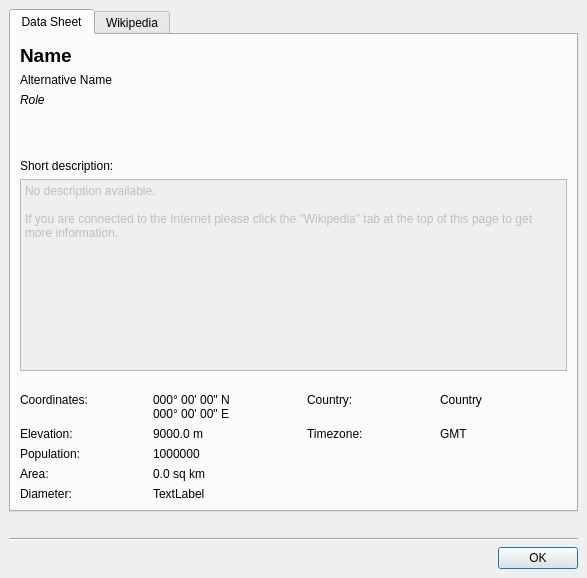
Old version of the form src/lib/PlacemarkInfoDialog.ui in the repository KDE/marble.
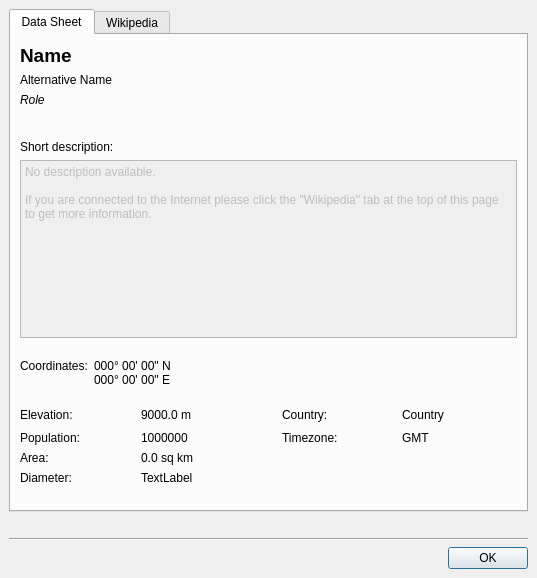
New version of the form. Icons and pictures are not drawn. Custom widgets are drawn as their Qt base class.

Commit message: - Adding the missing Observatory icon - Reducing the marble-data rpm/deb file size by shipping a smaller Atlas map - Hiding the Timezone label which doesn't get used - small cosmetic fixes.

The edit to the form file:
```diff
--- a/src/lib/PlacemarkInfoDialog.ui
+++ b/src/lib/PlacemarkInfoDialog.ui
@@ -6,7 +6,7 @@
    <rect>
     <x>0</x>
     <y>0</y>
-    <width>587</width>
+    <width>537</width>
     <height>578</height>
    </rect>
   </property>
@@ -151,15 +151,15 @@
           <string>&lt;!DOCTYPE HTML PUBLIC &quot;-//W3C//DTD HTML 4.0//EN&quot; &quot;http://www.w3.org/TR/REC-html40/strict.dtd&quot;&gt;
 &lt;html&gt;&lt;head&gt;&lt;meta name=&quot;qrichtext&quot; content=&quot;1&quot; /&gt;&lt;style type=&quot;text/css&quot;&gt;
 p, li { white-space: pre-wrap; }
-&lt;/style&gt;&lt;/head&gt;&lt;body style=&quot; font-family:'DejaVu Sans'; font-size:10pt; font-weight:400; font-style:normal;&quot;&gt;
-&lt;p style=&quot; margin-top:0px; margin-bottom:0px; margin-left:0px; margin-right:0px; -qt-block-indent:0; text-indent:0px;&quot;&gt;&lt;span style=&quot; font-family:'Sans Serif'; font-size:9pt;&quot;&gt;No description available.&lt;/span&gt;&lt;/p&gt;
-&lt;p style=&quot;-qt-paragraph-type:empty; margin-top:0px; margin-bottom:0px; margin-left:0px; margin-right:0px; -qt-block-indent:0; text-indent:0px; font-family:'Sans Serif'; font-size:9pt;&quot;&gt;&lt;/p&gt;
-&lt;p style=&quot; margin-top:0px; margin-bottom:0px; margin-left:0px; margin-right:0px; -qt-block-indent:0; text-indent:0px;&quot;&gt;&lt;span style=&quot; font-family:'Sans Serif'; font-size:9pt;&quot;&gt;If you are connected to the Internet please click the &quot;Wikipedia&quot; tab at the top of this page to get more information.&lt;/span&gt;&lt;/p&gt;&lt;/body&gt;&lt;/html&gt;</string>
+&lt;/style&gt;&lt;/head&gt;&lt;body style=&quot; font-family:'DejaVu Sans'; font-size:9pt; font-weight:400; font-style:normal;&quot;&gt;
+&lt;p style=&quot; margin-top:0px; margin-bottom:0px; margin-left:0px; margin-right:0px; -qt-block-indent:0; text-indent:0px;&quot;&gt;&lt;span style=&quot; font-family:'Sans Serif';&quot;&gt;No description available.&lt;/span&gt;&lt;/p&gt;
+&lt;p style=&quot;-qt-paragraph-type:empty; margin-top:0px; margin-bottom:0px; margin-left:0px; margin-right:0px; -qt-block-indent:0; text-indent:0px; font-family:'Sans Serif';&quot;&gt;&lt;/p&gt;
+&lt;p style=&quot; margin-top:0px; margin-bottom:0px; margin-left:0px; margin-right:0px; -qt-block-indent:0; text-indent:0px;&quot;&gt;&lt;span style=&quot; font-family:'Sans Serif';&quot;&gt;If you are connected to the Internet please click the &quot;Wikipedia&quot; tab at the top of this page to get more information.&lt;/span&gt;&lt;/p&gt;&lt;/body&gt;&lt;/html&gt;</string>
          </property>
         </widget>
        </item>
        <item>
-        <spacer>
+        <spacer name="verticalSpacer">
          <property name="orientation">
           <enum>Qt::Vertical</enum>
          </property>
@@ -168,15 +168,15 @@
          </property>
          <property name="sizeHint" stdset="0">
           <size>
-           <width>330</width>
-           <height>16</height>
+           <width>15</width>
+           <height>15</height>
           </size>
          </property>
         </spacer>
        </item>
        <item>
-        <layout class="QGridLayout" name="gridLayout">
-         <item row="0" column="0">
+        <layout class="QHBoxLayout" name="horizontalLayout">
+         <item>
           <widget class="QLabel" name="coordinates_lbl">
            <property name="text">
             <string>Coordinates:</string>
@@ -189,7 +189,7 @@
            </property>
           </widget>
          </item>
-         <item row="0" column="1" rowspan="2">
+         <item>
           <widget class="QLabel" name="coordinates_val_lbl">
            <property name="text">
             <string>000° 00' 00&quot; N
@@ -203,7 +203,66 @@
            </property>
           </widget>
          </item>
-         <item row="0" column="2" rowspan="2">
+         <item>
+          <spacer name="horizontalSpacer_2">
+           <property name="orientation">
+            <enum>Qt::Horizontal</enum>
+           </property>
+           <property name="sizeHint" stdset="0">
+            <size>
+             <width>15</width>
+             <height>15</height>
+            </size>
+           </property>
+          </spacer>
+         </item>
+        </layout>
+       </item>
+       <item>
+        <spacer name="verticalSpacer_2">
+         <property name="orientation">
+          <enum>Qt::Vertical</enum>
+         </property>
+         <property name="sizeType">
+          <enum>QSizePolicy::Fixed</enum>
+         </property>
+         <property name="sizeHint" stdset="0">
+          <size>
+           <width>15</width>
+           <height>15</height>
+          </size>
+         </property>
+        </spacer>
+       </item>
+       <item>
+        <layout class="QGridLayout" name="gridLayout">
+         <item row="0" column="0">
+          <widget class="QLabel" name="elevation_lbl">
+           <property name="text">
+            <string>Elevation:</string>
+           </property>
+           <property name="alignment">
+            <set>Qt::AlignLeading|Qt::AlignLeft|Qt::AlignTop</set>
+           </property>
+           <property name="textInteractionFlags">
+            <set>Qt::TextSelectableByMouse</set>
+           </property>
+          </widget>
+         </item>
+         <item row="0" column="1">
+          <widget class="QLabel" name="elevation_val_lbl">
+           <property name="text">
+            <string>9000.0 m</string>
+           </property>
+           <property name="alignment">
+            <set>Qt::AlignLeading|Qt::AlignLeft|Qt::AlignTop</set>
+           </property>
+           <property name="textInteractionFlags">
+            <set>Qt::TextSelectableByMouse</set>
+           </property>
+          </widget>
+         </item>
+         <item row="0" column="2">
           <spacer name="horizontalSpacer">
            <property name="orientation">
             <enum>Qt::Horizontal</enum>
@@ -214,7 +273,7 @@
            <property name="sizeHint" stdset="0">
             <size>
              <width>20</width>
-             <height>20</height>
+             <height>17</height>
             </size>
            </property>
           </spacer>
@@ -245,33 +304,7 @@
            </property>
           </widget>
          </item>
-         <item row="2" column="0">
-          <widget class="QLabel" name="elevation_lbl">
-           <property name="text">
-            <string>Elevation:</string>
-           </property>
-           <property name="alignment">
-            <set>Qt::AlignLeading|Qt::AlignLeft|Qt::AlignTop</set>
-           </property>
-           <property name="textInteractionFlags">
-            <set>Qt::TextSelectableByMouse</set>
-           </property>
-          </widget>
-         </item>
-         <item row="2" column="1">
-          <widget class="QLabel" name="elevation_val_lbl">
-           <property name="text">
-            <string>9000.0 m</string>
-           </property>
-           <property name="alignment">
-            <set>Qt::AlignLeading|Qt::AlignLeft|Qt::AlignTop</set>
-           </property>
-           <property name="textInteractionFlags">
-            <set>Qt::TextSelectableByMouse</set>
-           </property>
-          </widget>
-         </item>
-         <item row="3" column="0">
+         <item row="1" column="0">
           <widget class="QLabel" name="population_lbl">
            <property name="text">
             <string>Population:</string>
@@ -284,7 +317,7 @@
            </property>
           </widget>
          </item>
-         <item row="3" column="1">
+         <item row="1" column="1">
           <widget class="QLabel" name="population_val_lbl">
            <property name="text">
             <string>1000000</string>
@@ -297,7 +330,36 @@
            </property>
           </widget>
          </item>
-         <item row="4" column="0">
+         <item row="1" column="3">
+          <widget class="QLabel" name="timezone_lbl">
+           <property name="enabled">
+            <bool>true</bool>
+           </property>
+           <property name="text">
+            <string>Timezone:</string>
+           </property>
+           <property name="alignment">
+            <set>Qt::AlignLeading|Qt::AlignLeft|Qt::AlignTop</set>
+           </property>
+           <property name="textInteractionFlags">
+            <set>Qt::TextSelectableByMouse</set>
+           </property>
+          </widget>
+         </item>
+         <item row="1" column="4">
+          <widget class="QLabel" name="timezone_val_lbl">
+           <property name="text">
+            <string>GMT</string>
+           </property>
+           <property name="alignment">
+            <set>Qt::AlignLeading|Qt::AlignLeft|Qt::AlignTop</set>
+           </property>
+           <property name="textInteractionFlags">
+            <set>Qt::TextSelectableByMouse</set>
+           </property>
+          </widget>
+         </item>
+         <item row="2" column="0">
           <widget class="QLabel" name="area_lbl">
            <property name="text">
             <string>Area:</string>
@@ -310,7 +372,7 @@
            </property>
           </widget>
          </item>
-         <item row="4" column="1">
+         <item row="2" column="1">
           <widget class="QLabel" name="area_val_lbl">
            <property name="text">
             <string>0.0 sq km</string>
@@ -323,7 +385,7 @@
            </property>
           </widget>
          </item>
-         <item row="5" column="0">
+         <item row="3" column="0">
           <widget class="QLabel" name="diameter_lbl">
            <property name="text">
             <string>Diameter:</string>
@@ -336,7 +398,7 @@
            </property>
           </widget>
          </item>
-         <item row="5" column="1">
+         <item row="3" column="1">
           <widget class="QLabel" name="diameter_val_lbl">
            <property name="text">
             <string comment="KDE::DoNotExtract">TextLabel</string>
@@ -344,29 +406,6 @@
            <property name="alignment">
             <set>Qt::AlignLeading|Qt::AlignLeft|Qt::AlignTop</set>
            </property>
-          </widget>
-         </item>
-         <item row="2" column="3">
-          <widget class="QLabel" name="diameter_lbl_2">
-           <property name="text">
-            <string>Timezone:</string>
-           </property>
-           <property name="alignment">
-            <set>Qt::AlignLeading|Qt::AlignLeft|Qt::AlignTop</set>
-           </property>
-           <property name="textInteractionFlags">
-            <set>Qt::TextSelectableByMouse</set>
-           </property>
-          </widget>
-         </item>
-         <item row="2" column="4">
-          <widget class="QLabel" name="diameter_lbl_3">
-           <property name="text">
-            <string>GMT</string>
-           </property>
-           <property name="alignment">
-            <set>Qt::AlignLeading|Qt::AlignLeft|Qt::AlignTop</set>
-           </property>
            <property name="textInteractionFlags">
             <set>Qt::TextSelectableByMouse</set>
            </property>
@@ -374,6 +413,22 @@
          </item>
         </layout>
        </item>
+       <item>
+        <spacer>
+         <property name="orientation">
+          <enum>Qt::Vertical</enum>
+         </property>
+         <property name="sizeType">
+          <enum>QSizePolicy::MinimumExpanding</enum>
+         </property>
+         <property name="sizeHint" stdset="0">
+          <size>
+           <width>330</width>
+           <height>16</height>
+          </size>
+         </property>
+        </spacer>
+       </item>
       </layout>
      </widget>
      <widget class="QWidget" name="tab_2">
```
Left out of the diff: 4 changed lines with no effect on the pictures. The commit also changes 6 other files.
